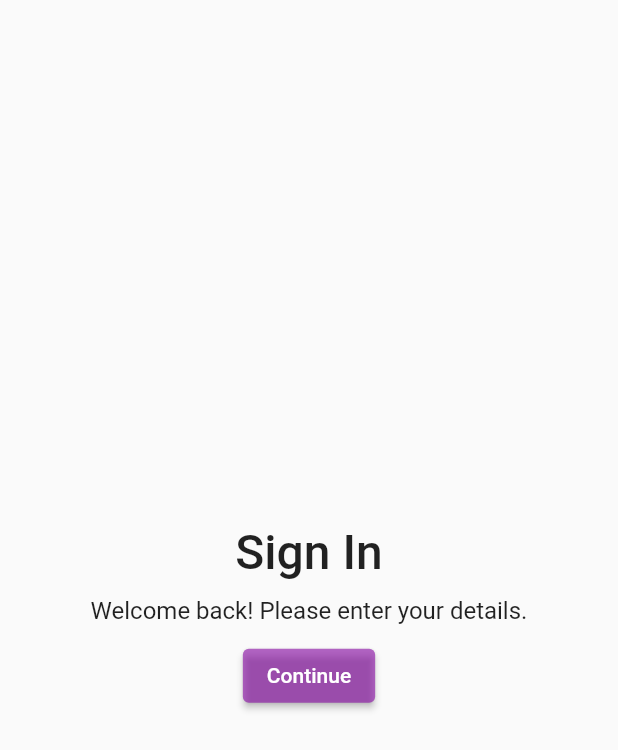
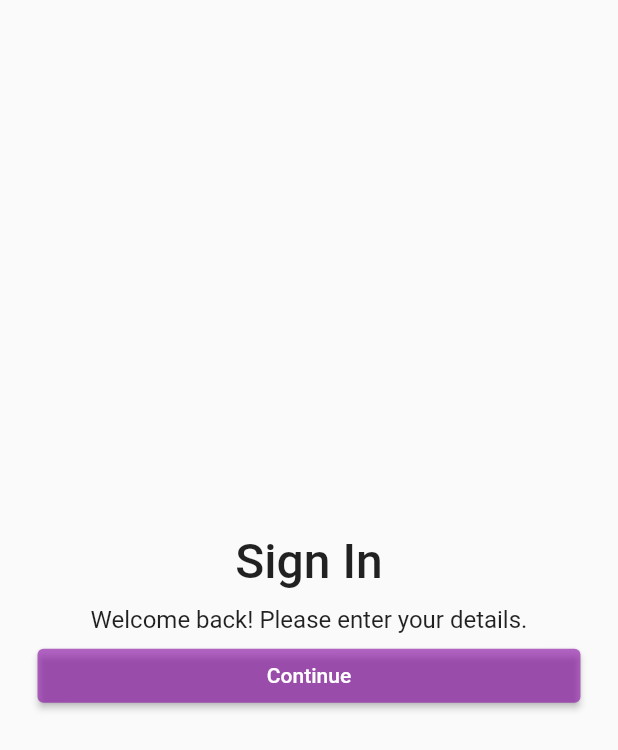
Before and after one commit to Quantum-Paradigm/community_buddy_mobileApp, a Flutter app: the screen it shows after launch, on a phone screen of 412 x 824 dp. Shown: the top 750 px of the screen. Run offline on Flutter 3.47's test engine with Material 2 defaults, Android fonts, the phone set to English and light mode, and no system bars.

Commit message:
added amrgin and style to btton SignIn page

```diff
--- a/lib/signIn.dart
+++ b/lib/signIn.dart
@@ -12,6 +12,7 @@ class _MySignInState extends State<MySignIn> {
   Widget build(BuildContext context) {
     return Scaffold(
         body: Container(
+      margin: const EdgeInsets.fromLTRB(25, 0, 25, 0),
       alignment: Alignment.center,
       child: SingleChildScrollView(
         child: Column(
@@ -37,11 +38,17 @@ class _MySignInState extends State<MySignIn> {
             const SizedBox(
               height: 10,
             ),
-            ElevatedButton(
-              onPressed: () {},
-              child: const Text('Continue'),
-              style: ElevatedButton.styleFrom(
-                  backgroundColor: const Color.fromRGBO(137, 10, 165, 0.612)),
+            SizedBox(
+              height: 36,
+              width: double.infinity,
+              child: ElevatedButton(
+                onPressed: () {},
+                child: Text('Continue'),
+                style: ElevatedButton.styleFrom(
+                    backgroundColor: const Color.fromRGBO(137, 10, 165, 0.612),
+                    shape: RoundedRectangleBorder(
+                        borderRadius: BorderRadius.circular(4))),
+              ),
             )
           ],
         ),
```
